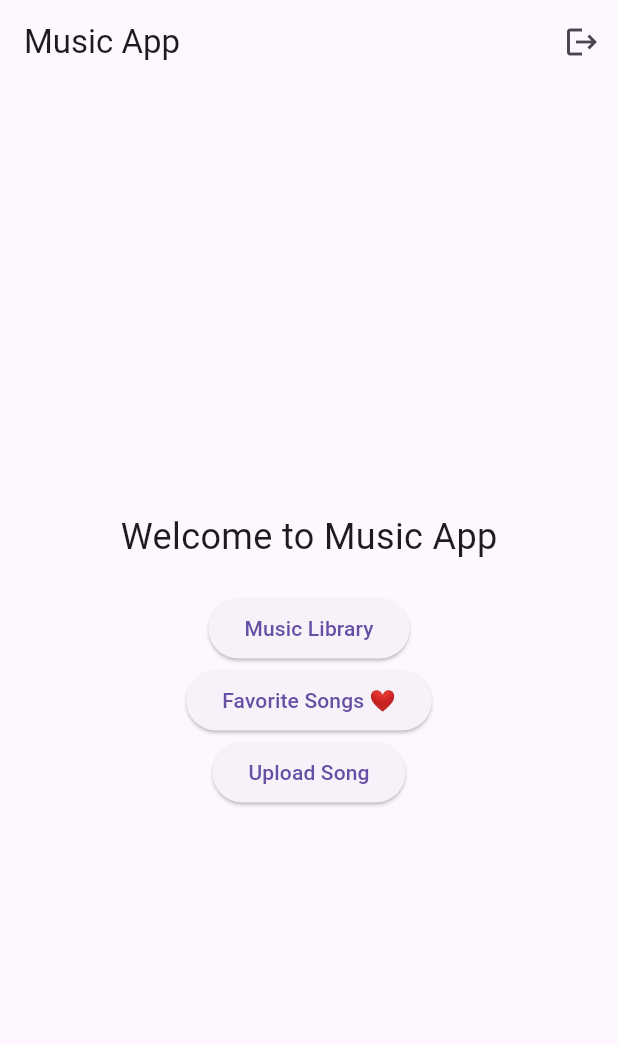
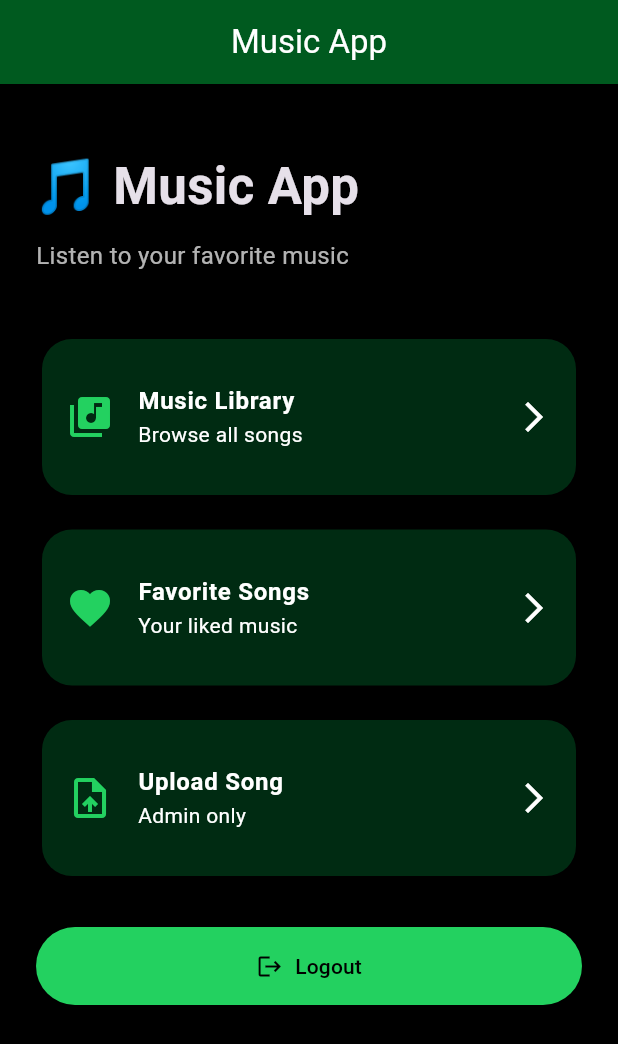
Before and after one commit to Afffiq/music_app, a Flutter app: the HomeScreen screen opened directly, on a phone screen of 412 x 824 dp. Shown: the top 1044 px of the screen. Run offline on Flutter 3.47's test engine with Material 3 defaults, Android fonts, the phone set to English and light mode, and no system bars; our stand-ins replace cloud_firestore, firebase_auth, firebase_core, just_audio; accounts and stored records are empty.

Commit message:
Spotify-inspired home screen redesign

```diff
--- a/lib/main.dart
+++ b/lib/main.dart
@@ -2,6 +2,7 @@ import 'package:flutter/material.dart';
 import 'package:firebase_core/firebase_core.dart';
 import 'firebase_options.dart';
 import 'screens/login_screen.dart';
+import 'theme/app_theme.dart';
 
 Future<void> main() async {
   WidgetsFlutterBinding.ensureInitialized();
@@ -21,6 +22,9 @@ class MyApp extends StatelessWidget {
     return MaterialApp(
       debugShowCheckedModeBanner: false,
       title: 'Music App',
+
+      theme: AppTheme.darkTheme,
+
       home: const LoginScreen(),
     );
   }
--- a/lib/screens/home_screen.dart
+++ b/lib/screens/home_screen.dart
@@ -45,34 +45,99 @@ class _HomeScreenState extends State<HomeScreen> {
     );
   }
 
+  Widget buildMenuCard({
+  required String title,
+  required String subtitle,
+  required IconData icon,
+  required VoidCallback onTap,
+}) {
+  return Card(
+    color: const Color(0xFF002B12),
+
+    elevation: 10,
+
+    shape: RoundedRectangleBorder(
+      borderRadius:
+          BorderRadius.circular(20),
+    ),
+
+    child: ListTile(
+      contentPadding:
+          const EdgeInsets.all(16),
+
+      leading: Icon(
+        icon,
+        color: const Color(
+          0xFF23D160,
+        ),
+        size: 32,
+      ),
+
+      title: Text(
+        title,
+        style: const TextStyle(
+          fontWeight:
+              FontWeight.bold,
+        ),
+      ),
+
+      subtitle: Text(
+        subtitle,
+      ),
+
+      trailing: const Icon(
+        Icons.arrow_forward_ios,
+      ),
+
+      onTap: onTap,
+    ),
+  );
+}
+
   @override
   Widget build(BuildContext context) {
     return Scaffold(
       appBar: AppBar(
         title: const Text("Music App"),
-        actions: [
-          IconButton(
-            icon: const Icon(Icons.logout),
-            onPressed: logout,
-          ),
-        ],
       ),
 
-      body: Center(
+      body: SingleChildScrollView(
+  child: Padding(
+    padding: const EdgeInsets.all(24),
+
     child: Column(
-          mainAxisAlignment: MainAxisAlignment.center,
+      crossAxisAlignment:
+          CrossAxisAlignment.start,
+
       children: [
-
-            const Text(
-              "Welcome to Music App",
-              style: TextStyle(fontSize: 24),
-            ),
 
         const SizedBox(height: 20),
 
-          ElevatedButton(
-            onPressed: () {
+        const Text(
+          "🎵 Music App",
+          style: TextStyle(
+            fontSize: 34,
+            fontWeight: FontWeight.bold,
+          ),
+        ),
 
+        const SizedBox(height: 10),
+
+        const Text(
+          "Listen to your favorite music",
+          style: TextStyle(
+            fontSize: 16,
+            color: Colors.white70,
+          ),
+        ),
+
+        const SizedBox(height: 40),
+
+        buildMenuCard(
+          title: "Music Library",
+          subtitle: "Browse all songs",
+          icon: Icons.library_music,
+          onTap: () {
             Navigator.push(
               context,
               MaterialPageRoute(
@@ -80,16 +145,16 @@ class _HomeScreenState extends State<HomeScreen> {
                     const SongLibraryScreen(),
               ),
             );
-
           },
-            child: const Text(
-             "Music Library",
-            ),
         ),
 
-          ElevatedButton(
-            onPressed: () {
+        const SizedBox(height: 15),
 
+        buildMenuCard(
+          title: "Favorite Songs",
+          subtitle: "Your liked music",
+          icon: Icons.favorite,
+          onTap: () {
             Navigator.push(
               context,
               MaterialPageRoute(
@@ -97,16 +162,19 @@ class _HomeScreenState extends State<HomeScreen> {
                     const FavoritesScreen(),
               ),
             );
-
           },
-            child: const Text(
-             "Favorite Songs ❤️",
-            ),
         ),
 
-            if (isAdmin)
-              ElevatedButton(
-                onPressed: () { Navigator.push(
+        if (isAdmin) ...[
+
+          const SizedBox(height: 15),
+
+          buildMenuCard(
+            title: "Upload Song",
+            subtitle: "Admin only",
+            icon: Icons.upload_file,
+            onTap: () {
+              Navigator.push(
                 context,
                 MaterialPageRoute(
                   builder: (_) =>
@@ -114,9 +182,44 @@ class _HomeScreenState extends State<HomeScreen> {
                 ),
               );
             },
-                child: const Text("Upload Song"),
           ),
         ],
+
+        const SizedBox(height: 30),
+
+        SizedBox(
+          width: double.infinity,
+
+          child: ElevatedButton.icon(
+            onPressed: logout,
+
+            icon: const Icon(
+              Icons.logout,
+            ),
+
+            label: const Text(
+              "Logout",
+            ),
+
+            style:
+                ElevatedButton.styleFrom(
+              backgroundColor:
+                  const Color(
+                0xFF23D160,
+              ),
+
+              foregroundColor:
+                  Colors.black,
+
+              padding:
+                  const EdgeInsets.all(
+                16,
+              ),
+            ),
+          ),
+        ),
+      ],
+    ),
   ),
 ),
     );
--- /dev/null
+++ b/lib/theme/app_theme.dart
@@ -0,0 +1,38 @@
+import 'package:flutter/material.dart';
+
+class AppTheme {
+  static ThemeData darkTheme =
+      ThemeData.dark().copyWith(
+
+    scaffoldBackgroundColor:
+        const Color(0xFF000000),
+
+    appBarTheme: const AppBarTheme(
+      backgroundColor:
+          Color(0xFF005A1F),
+      foregroundColor: Colors.white,
+      centerTitle: true,
+    ),
+
+    cardColor:
+        const Color(0xFF002B12),
+
+    colorScheme:
+        const ColorScheme.dark(
+      primary:
+          Color(0xFF23D160),
+    ),
+
+    inputDecorationTheme:
+        InputDecorationTheme(
+      filled: true,
+      fillColor:
+          const Color(0xFF002B12),
+
+      border: OutlineInputBorder(
+        borderRadius:
+            BorderRadius.circular(15),
+      ),
+    ),
+  );
+}
```
Also changed, not shown: lib/screens/player_screen.dart (+71 -23 lines), lib/screens/song_library_screen.dart (+6 -4 lines). Lines whose indentation alone changed are shown as unchanged.
